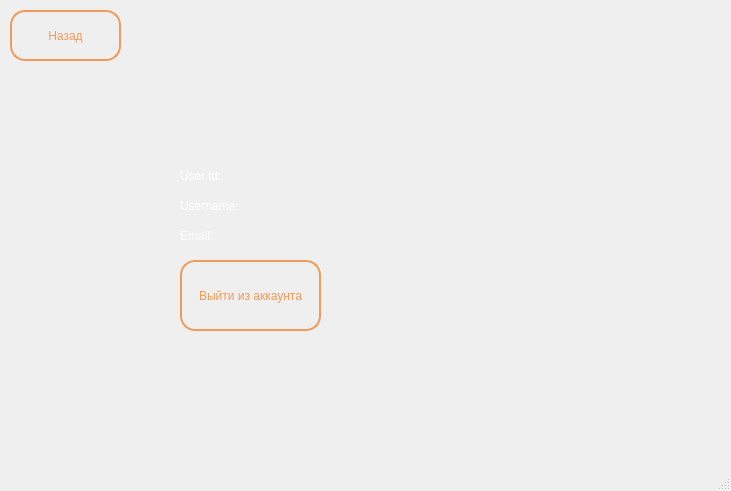
First picture: the form in data/ui_files/profile_screen.ui, repository Gelzy788/DnD-Helper, before the edit.
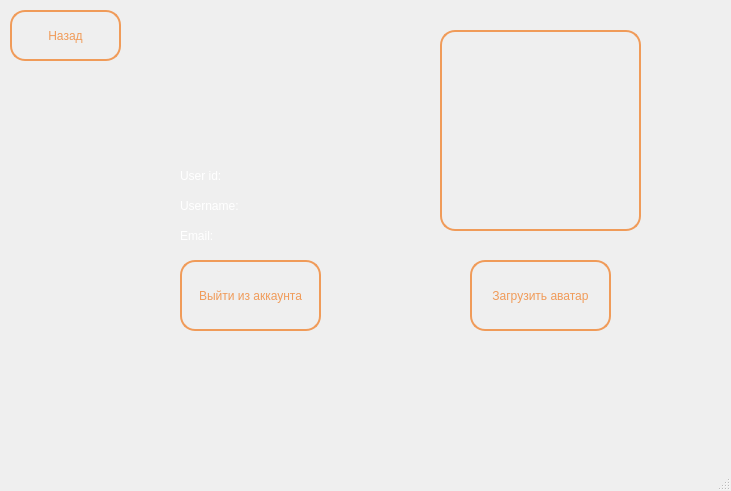
Second picture: the form after the edit. Icons and pictures are not drawn.

Diff of the .ui file:
```diff
--- a/data/ui_files/profile_screen.ui
+++ b/data/ui_files/profile_screen.ui
@@ -201,6 +201,70 @@
 background-position: center;</string>
     </property>
    </widget>
+   <widget class="QPushButton" name="upload_image_btn">
+    <property name="geometry">
+     <rect>
+      <x>470</x>
+      <y>260</y>
+      <width>141</width>
+      <height>71</height>
+     </rect>
+    </property>
+    <property name="styleSheet">
+     <string notr="true">/* border-color: rgb(142, 74, 25);
+border: 2px solid rgb(142, 74, 25); */
+/* background-color: rgb(142, 74, 25); */
+
+QPushButton {
+	color: rgb(240, 155, 89);
+    background-color: transparent; /* Делаем фон прозрачным */
+    border: 2px solid rgb(240, 155, 89);  /* Цвет границы */
+    border-radius: 15px; /* Закругление углов (по желанию) */
+    padding: 5px; /* Отступы (по желанию) */
+	/* border-image: linear-gradient(to right, red, yellow) 5; */
+}
+
+QPushButton:hover {
+    background-color: rgba(54, 21, 8, 0.5); 
+} 
+</string>
+    </property>
+    <property name="text">
+     <string>Загрузить аватар</string>
+    </property>
+   </widget>
+   <widget class="QLabel" name="image_label">
+    <property name="geometry">
+     <rect>
+      <x>440</x>
+      <y>30</y>
+      <width>201</width>
+      <height>201</height>
+     </rect>
+    </property>
+    <property name="styleSheet">
+     <string notr="true">/* border-color: rgb(142, 74, 25);
+border: 2px solid rgb(142, 74, 25); */
+/* background-color: rgb(142, 74, 25); */
+
+QLabel {
+	color: rgb(240, 155, 89);
+    background-color: transparent; /* Делаем фон прозрачным */
+    border: 2px solid rgb(240, 155, 89);  /* Цвет границы */
+    border-radius: 15px; /* Закругление углов (по желанию) */
+    padding: 5px; /* Отступы (по желанию) */
+	/* border-image: linear-gradient(to right, red, yellow) 5; */
+}
+
+QPushButton:hover {
+    background-color: rgba(54, 21, 8, 0.5); 
+} 
+</string>
+    </property>
+    <property name="text">
+     <string/>
+    </property>
+   </widget>
    <zorder>widget</zorder>
    <zorder>label</zorder>
    <zorder>label_2</zorder>
```
Left out of the diff: 4 changed lines with no effect on the pictures.
